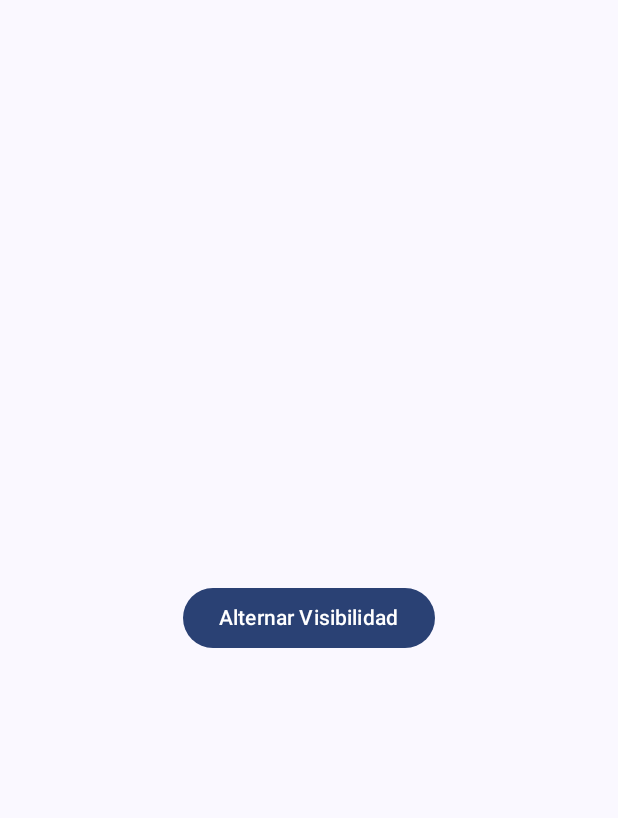
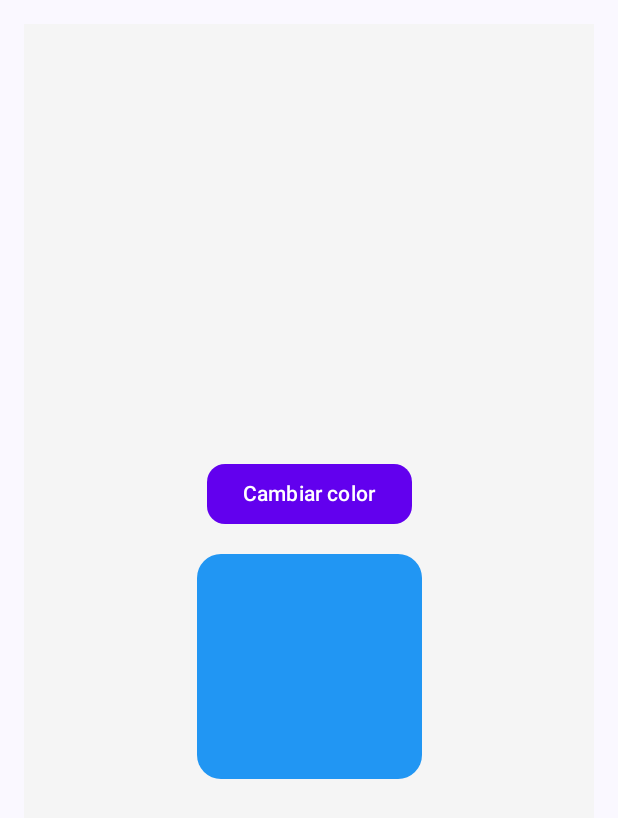
Before and after one commit to JossGab/Lab-13-PM, an Android app built with Jetpack Compose: the screen it shows after launch (MainActivity), on a phone screen of 412 x 824 dp. Shown: the top 818 px of the screen. Run offline under Robolectric (Android 15) with nearby library versions, the phone set to English and light mode, and no system bars.

Commit message:
ColorChange

```diff
--- a/app/build.gradle.kts
+++ b/app/build.gradle.kts
@@ -58,6 +58,8 @@ dependencies {
     implementation(libs.androidx.ui.graphics)
     implementation(libs.androidx.ui.tooling.preview)
     implementation(libs.androidx.material3)
+    implementation(libs.androidx.ui.test.android)
+    implementation(libs.androidx.ui.test.android)
     testImplementation(libs.junit)
     androidTestImplementation(libs.androidx.junit)
     androidTestImplementation(libs.androidx.espresso.core)
--- /dev/null
+++ b/app/src/main/java/com/example/lab13/ColorChangeDemo.kt
@@ -0,0 +1,72 @@
+package com.example.lab13
+
+import androidx.compose.animation.animateColorAsState
+import androidx.compose.animation.core.Spring
+import androidx.compose.animation.core.spring
+import androidx.compose.foundation.background
+import androidx.compose.foundation.layout.Arrangement
+import androidx.compose.foundation.layout.Box
+import androidx.compose.foundation.layout.Column
+import androidx.compose.foundation.layout.Spacer
+import androidx.compose.foundation.layout.fillMaxSize
+import androidx.compose.foundation.layout.height
+import androidx.compose.foundation.layout.padding
+import androidx.compose.foundation.layout.size
+import androidx.compose.foundation.shape.RoundedCornerShape
+import androidx.compose.material3.Button
+import androidx.compose.material3.ButtonDefaults
+import androidx.compose.material3.Surface
+import androidx.compose.material3.Text
+import androidx.compose.runtime.Composable
+import androidx.compose.runtime.getValue
+import androidx.compose.runtime.mutableStateOf
+import androidx.compose.runtime.remember
+import androidx.compose.runtime.setValue
+import androidx.compose.ui.Alignment
+import androidx.compose.ui.graphics.Color
+import androidx.compose.ui.unit.dp
+import androidx.compose.ui.Modifier
+import androidx.compose.ui.draw.clip
+@Composable
+fun ColorChangeDemo() {
+    var isBlue by remember { mutableStateOf(true) }
+
+    // Animar el color de fondo del cuadro
+    val backgroundColor by animateColorAsState(
+        targetValue = if (isBlue) Color(0xFF2196F3) else Color(0xFF4CAF50),
+        animationSpec = spring(dampingRatio = Spring.DampingRatioMediumBouncy),
+        label = ""
+    )
+    Surface(
+        modifier = Modifier
+            .fillMaxSize()
+            .padding(16.dp),
+        color = Color(0xFFF5F5F5)
+    ) {
+        Column(
+            verticalArrangement = Arrangement.Center,
+            horizontalAlignment = Alignment.CenterHorizontally
+        ) {
+            Button(
+                onClick = { isBlue = !isBlue },
+                colors = ButtonDefaults.run {
+                    val buttonColors = buttonColors(
+                        Color(0xFF6200EE), Color.White
+                    )
+                    buttonColors
+                },
+                shape = RoundedCornerShape(12.dp)
+            ) {
+                Text(text = "Cambiar color")
+            }
+            Spacer(modifier = Modifier.height(16.dp))
+
+            Box(
+                modifier = Modifier
+                    .size(150.dp)
+                    .clip(RoundedCornerShape(16.dp))
+                    .background(backgroundColor)
+            )
+        }
+    }
+}
--- a/app/src/main/java/com/example/lab13/MainActivity.kt
+++ b/app/src/main/java/com/example/lab13/MainActivity.kt
@@ -18,7 +18,7 @@ class MainActivity : ComponentActivity() {
         setContent {
             Lab13Theme {
                 Scaffold(modifier = Modifier.fillMaxSize()) { _ ->
-                    VisibilityAnimation()
+                    ColorChangeDemo()
                 }
             }
         }
--- a/gradle/libs.versions.toml
+++ b/gradle/libs.versions.toml
@@ -8,6 +8,7 @@ espressoCore = "3.6.1"
 lifecycleRuntimeKtx = "2.8.7"
 activityCompose = "1.9.3"
 composeBom = "2024.04.01"
+uiTestAndroid = "1.6.6"
 
 [libraries]
 androidx-core = { module = "androidx.core:core", version.ref = "coreKtx" }
@@ -25,6 +26,7 @@ androidx-ui-tooling-preview = { group = "androidx.compose.ui", name = "ui-toolin
 androidx-ui-test-manifest = { group = "androidx.compose.ui", name = "ui-test-manifest" }
 androidx-ui-test-junit4 = { group = "androidx.compose.ui", name = "ui-test-junit4" }
 androidx-material3 = { group = "androidx.compose.material3", name = "material3" }
+androidx-ui-test-android = { group = "androidx.compose.ui", name = "ui-test-android", version.ref = "uiTestAndroid" }
 
 [plugins]
 android-application = { id = "com.android.application", version.ref = "agp" }
```
